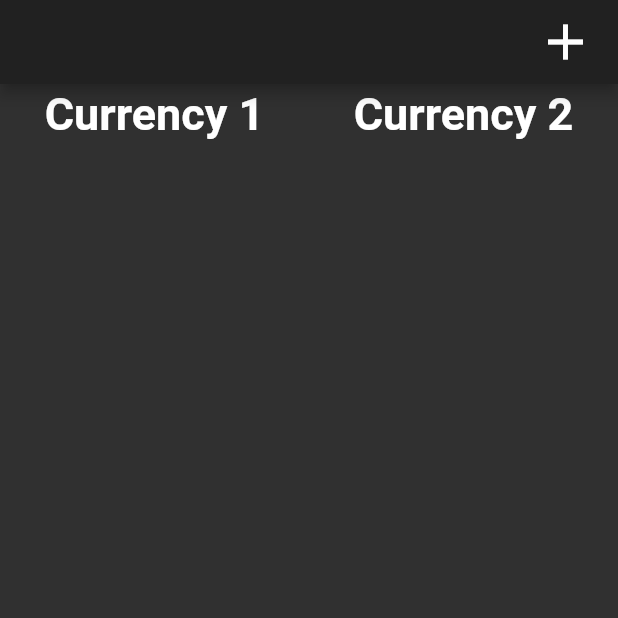
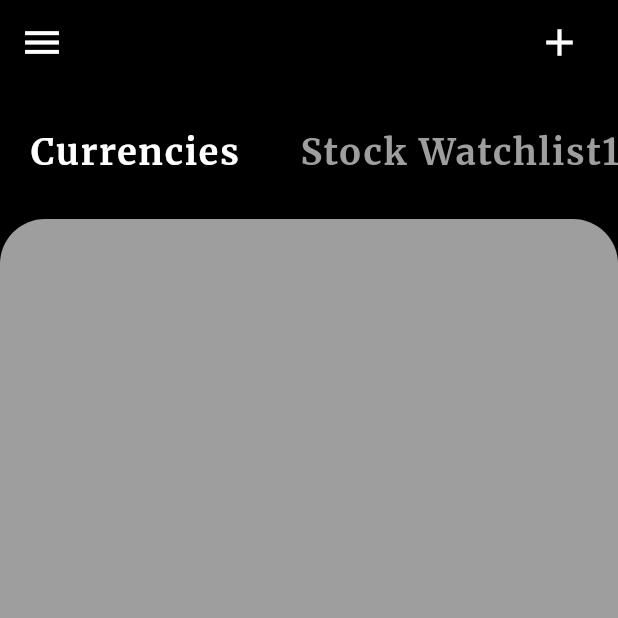
Before and after one commit to vivekpatel99/StockApp, a Flutter app: the screen it shows after launch, on a phone screen of 412 x 824 dp, the top half of it. Run offline on Flutter 3.47's test engine with Material 2 defaults, Android fonts, the phone set to English and light mode, and no system bars; Roboto replaces fonts that are missing (Avenir).

Commit message:
top manu completed

```diff
--- a/lib/globals.dart
+++ b/lib/globals.dart
@@ -1,4 +1,3 @@
-import 'package:flutter/foundation.dart';
 import 'package:flutter/material.dart';
 
 Color whiteColor = Colors.white;
@@ -7,4 +6,4 @@ TextStyle homeSubTitleStyle = TextStyle(
     fontFamily: 'Avenir',
     fontWeight: FontWeight.bold,
     color: whiteColor,
-    fontSize: 30);
+    fontSize: 24.0);
--- a/lib/pages/home_pg.dart
+++ b/lib/pages/home_pg.dart
@@ -1,4 +1,4 @@
-import 'package:StockApp/globals.dart';
+import 'package:StockApp/widgets/category_selector.dart';
 import 'package:flutter/material.dart';
 
 class HomePage extends StatefulWidget {
@@ -10,7 +10,11 @@ class _HomePageState extends State<HomePage> {
   @override
   Widget build(BuildContext context) {
     return Scaffold(
+      backgroundColor: Colors.black,
       appBar: AppBar(
+        backgroundColor: Colors.black,
+        leading:
+            IconButton(icon: Icon(Icons.menu), iconSize: 30, onPressed: () {}),
         actions: <Widget>[
           Padding(
             padding: const EdgeInsets.only(right: 15),
@@ -18,35 +22,29 @@ class _HomePageState extends State<HomePage> {
                 tooltip: 'Next Choice',
                 icon: const Icon(
                   Icons.add,
-                    size: 40,
+                  size: 30,
                 ),
                 onPressed: () {}),
           ),
         ],
+        elevation: 0.0,
       ),
-        body: Row(
+      body: Column(
         children: <Widget>[
-            Container(
-              child: Center(
-                child: Text(
-                  'Currency 1',
-                  style: homeSubTitleStyle,
+          CategorySelector(),
+          Expanded(
+            child: Container(
+              height: 500.0,
+              decoration: BoxDecoration(
+                  color: Colors.grey,
+                  borderRadius: BorderRadius.only(
+                      topLeft: Radius.circular(30.0),
+                      topRight: Radius.circular(30.0))),
+              //child: ,
             ),
           ),
-              width: MediaQuery.of(context).size.width / 2,
-              height: 40,
+        ],
       ),
-            Container(
-              child: Center(
-                child: Text(
-                  'Currency 2',
-                  style: homeSubTitleStyle,
-                ),
-              ),
-              width: MediaQuery.of(context).size.width / 2,
-              height: 40,
-            )
-          ],
-        ));
+    );
   }
 }
--- /dev/null
+++ b/lib/widgets/category_selector.dart
@@ -0,0 +1,49 @@
+import 'package:flutter/material.dart';
+
+class CategorySelector extends StatefulWidget {
+  @override
+  _CategorySelectorState createState() => _CategorySelectorState();
+}
+
+class _CategorySelectorState extends State<CategorySelector> {
+  int selectedIndex = 0;
+  final List<String> categories = [
+    'Currencies',
+    'Stock Watchlist1',
+    'Stock Watchlist2'
+  ];
+
+  @override
+  Widget build(BuildContext context) {
+    return Container(
+      height: 90.0,
+      color: Colors.black,
+      child: ListView.builder(
+          scrollDirection: Axis.horizontal,
+          itemCount: categories.length,
+          itemBuilder: (BuildContext context, int index) {
+            return GestureDetector(
+              onTap: () {
+                setState(() {
+                  selectedIndex = index;
+                });
+              },
+              child: Padding(
+                padding: const EdgeInsets.symmetric(
+                    horizontal: 20.0, vertical: 30.0),
+                child: Text(
+                  categories[index],
+                  style: TextStyle(
+                      fontFamily: 'Merriweather',
+                      fontSize: 24.0,
+                      color:
+                          index == selectedIndex ? Colors.white : Colors.grey,
+                      fontWeight: FontWeight.bold,
+                      letterSpacing: 1.2),
+                ),
+              ),
+            );
+          }),
+    );
+  }
+}
```
Also changed, not shown: pubspec.yaml (+5 -7 lines), assets/fonts/Merriweather-Black.ttf (added), assets/fonts/Merriweather-BlackItalic.ttf (added), assets/fonts/Merriweather-Bold.ttf (added), assets/fonts/Merriweather-BoldItalic.ttf (added), assets/fonts/Merriweather-Italic.ttf (added), assets/fonts/Merriweather-Light.ttf (added), assets/fonts/Merriweather-LightItalic.ttf (added), assets/fonts/Merriweather-Regular.ttf (added), 1 other file. Lines whose indentation alone changed are shown as unchanged.
